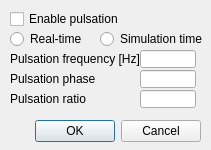
Old version of the form ui/qdlgcolorpulsation.ui in the repository CoppeliaRobotics/coppeliaSimLib.
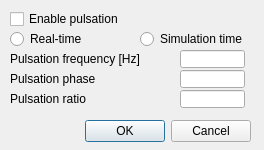
New version of the form.

```diff
--- a/ui/qdlgcolorpulsation.ui
+++ b/ui/qdlgcolorpulsation.ui
@@ -6,7 +6,7 @@
    <rect>
     <x>0</x>
     <y>0</y>
-    <width>211</width>
+    <width>264</width>
     <height>150</height>
    </rect>
   </property>
@@ -37,7 +37,7 @@
     <rect>
      <x>10</x>
      <y>30</y>
-     <width>91</width>
+     <width>111</width>
      <height>18</height>
     </rect>
    </property>
@@ -54,9 +54,9 @@
   <widget class="QRadioButton" name="qqSimulationTime">
    <property name="geometry">
     <rect>
-     <x>100</x>
+     <x>140</x>
      <y>30</y>
-     <width>111</width>
+     <width>121</width>
      <height>18</height>
     </rect>
    </property>
@@ -75,7 +75,7 @@
     <rect>
      <x>10</x>
      <y>50</y>
-     <width>131</width>
+     <width>161</width>
      <height>18</height>
     </rect>
    </property>
@@ -86,9 +86,9 @@
   <widget class="QLineEdit" name="qqFrequency">
    <property name="geometry">
     <rect>
-     <x>140</x>
+     <x>180</x>
      <y>50</y>
-     <width>56</width>
+     <width>65</width>
      <height>18</height>
     </rect>
    </property>
@@ -98,7 +98,7 @@
     <rect>
      <x>10</x>
      <y>70</y>
-     <width>131</width>
+     <width>151</width>
      <height>18</height>
     </rect>
    </property>
@@ -109,9 +109,9 @@
   <widget class="QLineEdit" name="qqPhase">
    <property name="geometry">
     <rect>
-     <x>140</x>
+     <x>180</x>
      <y>70</y>
-     <width>56</width>
+     <width>65</width>
      <height>18</height>
     </rect>
    </property>
@@ -121,7 +121,7 @@
     <rect>
      <x>10</x>
      <y>90</y>
-     <width>131</width>
+     <width>161</width>
      <height>18</height>
     </rect>
    </property>
@@ -132,9 +132,9 @@
   <widget class="QLineEdit" name="qqRatio">
    <property name="geometry">
     <rect>
-     <x>140</x>
+     <x>180</x>
      <y>90</y>
-     <width>56</width>
+     <width>65</width>
      <height>18</height>
     </rect>
    </property>
@@ -144,7 +144,7 @@
     <rect>
      <x>10</x>
      <y>115</y>
-     <width>191</width>
+     <width>241</width>
      <height>32</height>
     </rect>
    </property>
```
